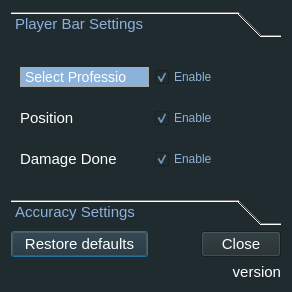
Qt form configurator.ui (Tyrox92/Gw2SPECS) before a commit.
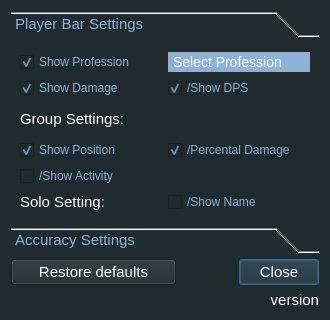
The same form after that commit.

Commit message:
Added Configuration Labels
Changed configurator lyout a bit
New Label are the ones with "/" at the start and are:
- not yet linked to code
- not being saved and loaded
- not linked to function to set var

```diff
--- a/configurator.ui
+++ b/configurator.ui
@@ -6,13 +6,13 @@
    <rect>
     <x>0</x>
     <y>0</y>
-    <width>292</width>
-    <height>292</height>
+    <width>330</width>
+    <height>320</height>
    </rect>
   </property>
   <property name="maximumSize">
    <size>
-    <width>320</width>
+    <width>330</width>
     <height>320</height>
    </size>
   </property>
@@ -28,27 +28,6 @@
    <string notr="true">background-color: rgb(32, 43, 47);</string>
   </property>
   <layout class="QGridLayout" name="gridLayout_2">
-   <item row="2" column="0" colspan="3">
-    <widget class="QPushButton" name="pushButtonReset">
-     <property name="sizePolicy">
-      <sizepolicy hsizetype="Minimum" vsizetype="Fixed">
-       <horstretch>0</horstretch>
-       <verstretch>0</verstretch>
-      </sizepolicy>
-     </property>
-     <property name="font">
-      <font>
-       <pointsize>11</pointsize>
-      </font>
-     </property>
-     <property name="styleSheet">
-      <string notr="true">color: rgb(255, 255, 255);</string>
-     </property>
-     <property name="text">
-      <string>Restore defaults</string>
-     </property>
-    </widget>
-   </item>
    <item row="2" column="4">
     <widget class="QPushButton" name="pushButtonReset_2">
      <property name="sizePolicy">
@@ -105,6 +84,27 @@
      </property>
     </widget>
    </item>
+   <item row="2" column="0" colspan="3">
+    <widget class="QPushButton" name="pushButtonReset">
+     <property name="sizePolicy">
+      <sizepolicy hsizetype="Minimum" vsizetype="Fixed">
+       <horstretch>0</horstretch>
+       <verstretch>0</verstretch>
+      </sizepolicy>
+     </property>
+     <property name="font">
+      <font>
+       <pointsize>11</pointsize>
+      </font>
+     </property>
+     <property name="styleSheet">
+      <string notr="true">color: rgb(255, 255, 255);</string>
+     </property>
+     <property name="text">
+      <string>Restore defaults</string>
+     </property>
+    </widget>
+   </item>
    <item row="0" column="0" colspan="5">
     <widget class="QToolBox" name="settingsToolbox">
      <property name="font">
@@ -128,66 +128,54 @@
        <rect>
         <x>0</x>
         <y>0</y>
-        <width>274</width>
-        <height>154</height>
+        <width>312</width>
+        <height>182</height>
        </rect>
       </property>
       <attribute name="label">
        <string>Player Bar Settings</string>
       </attribute>
       <layout class="QGridLayout" name="gridLayout_3">
-       <item row="2" column="1">
-        <widget class="QCheckBox" name="checkBoxPosition">
-         <property name="enabled">
-          <bool>true</bool>
-         </property>
-         <property name="text">
-          <string>Enable</string>
-         </property>
-         <property name="checked">
-          <bool>true</bool>
-         </property>
-        </widget>
-       </item>
-       <item row="3" column="0">
-        <widget class="QLabel" name="labelGwChatTxtSize">
-         <property name="font">
-          <font>
-           <family>MS Shell Dlg 2</family>
-           <pointsize>11</pointsize>
-           <weight>9</weight>
-           <italic>false</italic>
-           <bold>false</bold>
-          </font>
-         </property>
-         <property name="styleSheet">
-          <string notr="true">color: rgb(255, 255, 255);</string>
-         </property>
-         <property name="text">
-          <string>Damage Done</string>
-         </property>
-        </widget>
-       </item>
        <item row="2" column="0">
-        <widget class="QLabel" name="labelGwInterfaceSize">
-         <property name="font">
-          <font>
-           <family>MS Shell Dlg 2</family>
-           <pointsize>11</pointsize>
-           <weight>9</weight>
-           <italic>false</italic>
-           <bold>false</bold>
-          </font>
+        <widget class="QCheckBox" name="checkBoxDamageDone">
+         <property name="enabled">
+          <bool>true</bool>
          </property>
-         <property name="styleSheet">
-          <string notr="true">color: rgb(255, 255, 255);</string>
+         <property name="text">
+          <string>Show Damage</string>
          </property>
+         <property name="checked">
+          <bool>true</bool>
+         </property>
+        </widget>
+       </item>
+       <item row="2" column="1">
+        <widget class="QCheckBox" name="checkBoxDPS">
+         <property name="enabled">
+          <bool>true</bool>
+         </property>
          <property name="text">
-          <string>Position</string>
+          <string>/Show DPS</string>
          </property>
+         <property name="checked">
+          <bool>true</bool>
+         </property>
         </widget>
        </item>
-       <item row="1" column="0">
+       <item row="0" column="0">
+        <widget class="QCheckBox" name="checkBoxProfColors">
+         <property name="enabled">
+          <bool>true</bool>
+         </property>
+         <property name="text">
+          <string>Show Profession</string>
+         </property>
+         <property name="checked">
+          <bool>true</bool>
+         </property>
+        </widget>
+       </item>
+       <item row="0" column="1">
         <widget class="QComboBox" name="professionComboBox">
          <property name="styleSheet">
           <string notr="true">QComboBox {
@@ -288,32 +276,81 @@
          </item>
         </widget>
        </item>
-       <item row="1" column="1">
-        <widget class="QCheckBox" name="checkBoxProfColors">
+       <item row="3" column="0">
+        <widget class="QLabel" name="GroupSettings">
+         <property name="font">
+          <font>
+           <family>MS Shell Dlg 2</family>
+           <pointsize>11</pointsize>
+           <weight>9</weight>
+           <italic>false</italic>
+           <bold>false</bold>
+          </font>
+         </property>
+         <property name="styleSheet">
+          <string notr="true">color: rgb(255, 255, 255);</string>
+         </property>
+         <property name="text">
+          <string>Group Settings:</string>
+         </property>
+        </widget>
+       </item>
+       <item row="5" column="0">
+        <widget class="QCheckBox" name="checkBoxPosition">
          <property name="enabled">
           <bool>true</bool>
          </property>
          <property name="text">
-          <string>Enable</string>
+          <string>Show Position</string>
          </property>
          <property name="checked">
           <bool>true</bool>
          </property>
         </widget>
        </item>
-       <item row="3" column="1">
-        <widget class="QCheckBox" name="checkBoxDamageDone">
-         <property name="enabled">
-          <bool>true</bool>
-         </property>
+       <item row="5" column="1">
+        <widget class="QCheckBox" name="checkBoxPerDmg">
          <property name="text">
-          <string>Enable</string>
+          <string>/Percental Damage</string>
          </property>
          <property name="checked">
           <bool>true</bool>
          </property>
         </widget>
        </item>
+       <item row="6" column="0">
+        <widget class="QCheckBox" name="checkBoxActivity">
+         <property name="text">
+          <string>/Show Activity</string>
+         </property>
+        </widget>
+       </item>
+       <item row="7" column="0">
+        <widget class="QLabel" name="SoloSettings">
+         <property name="font">
+          <font>
+           <family>MS Shell Dlg 2</family>
+           <pointsize>11</pointsize>
+           <weight>9</weight>
+           <italic>false</italic>
+           <bold>false</bold>
+          </font>
+         </property>
+         <property name="styleSheet">
+          <string notr="true">color: rgb(255, 255, 255);</string>
+         </property>
+         <property name="text">
+          <string>Solo Setting:</string>
+         </property>
+        </widget>
+       </item>
+       <item row="7" column="1">
+        <widget class="QCheckBox" name="checkBoxName">
+         <property name="text">
+          <string>/Show Name</string>
+         </property>
+        </widget>
+       </item>
       </layout>
      </widget>
      <widget class="QWidget" name="accuracySettings">
@@ -321,8 +358,8 @@
        <rect>
         <x>0</x>
         <y>0</y>
-        <width>274</width>
-        <height>154</height>
+        <width>312</width>
+        <height>182</height>
        </rect>
       </property>
       <attribute name="label">
```
